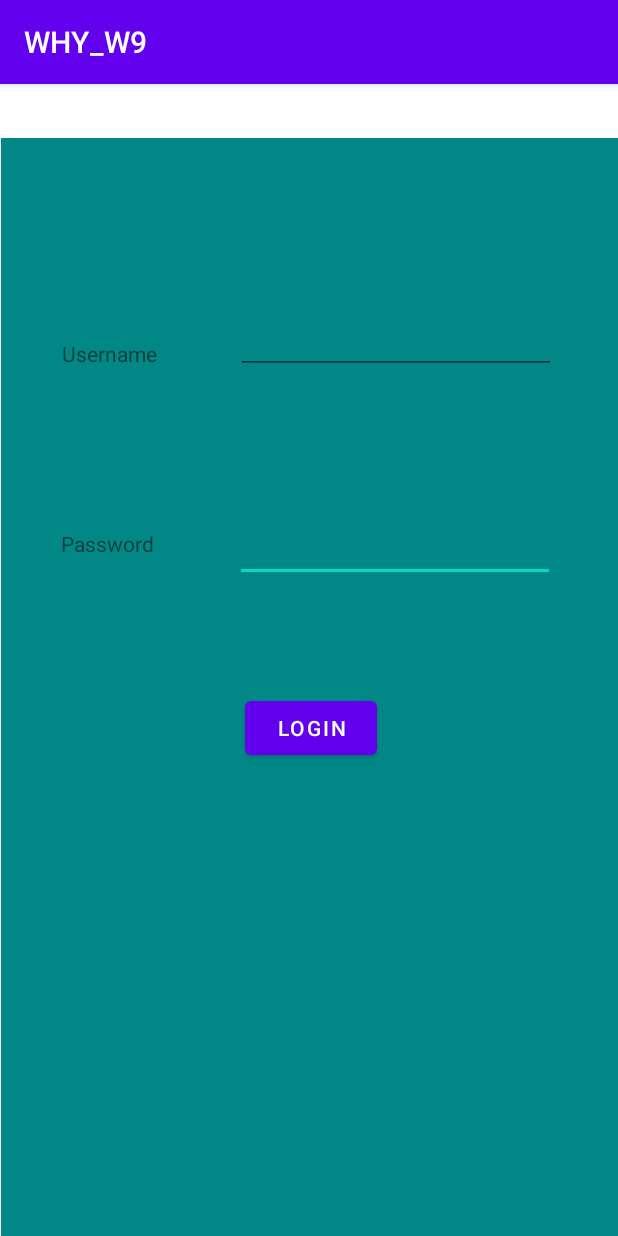
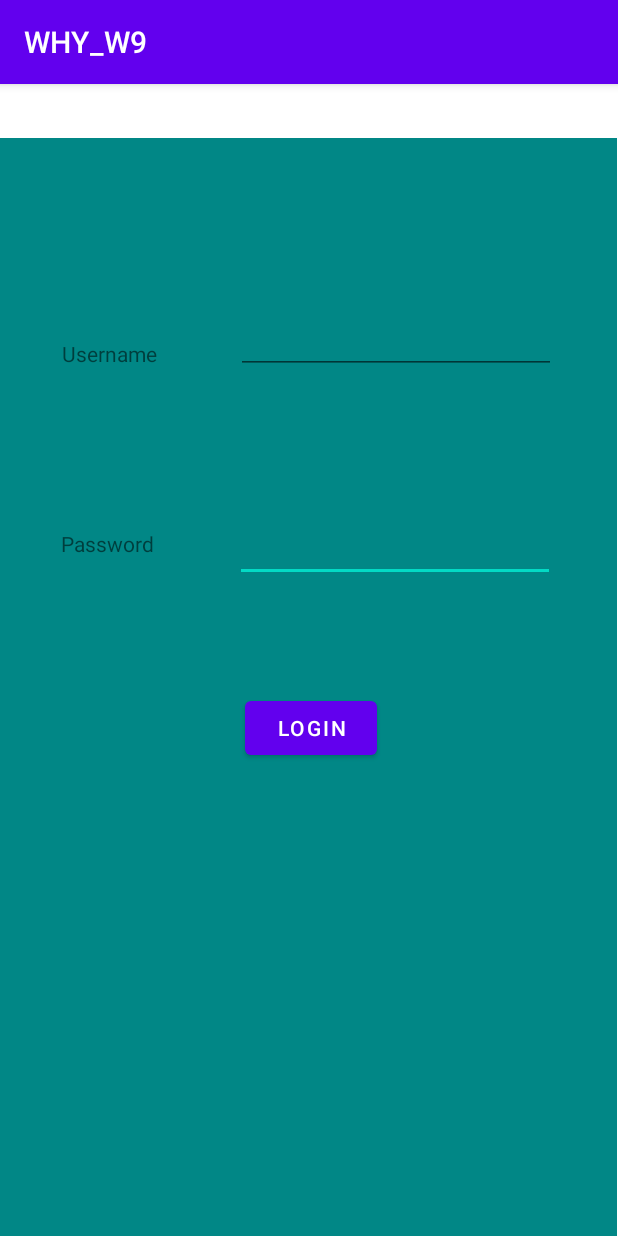
Before and after one commit to Jc2375/WHY_W9, an Android app: the login screen opened directly, with no data from a screen before it, on a phone screen of 412 x 824 dp. Run offline under Robolectric (Android 15) with nearby library versions, the phone set to English and light mode, and no system bars; our stand-ins replace Firebase (no records; nobody signed in at launch, a user with empty details on screens opened directly).

```diff
--- a/app/src/main/res/layout/login.xml
+++ b/app/src/main/res/layout/login.xml
@@ -12,7 +12,7 @@
         android:layout_height="732dp"
         app:layout_constraintBottom_toBottomOf="parent"
         app:layout_constraintEnd_toEndOf="parent"
-        app:layout_constraintHorizontal_bias="1.0"
+        app:layout_constraintHorizontal_bias="0.0"
         app:layout_constraintStart_toStartOf="parent"
         app:layout_constraintTop_toTopOf="parent"
         app:layout_constraintVertical_bias="1.0"
```
